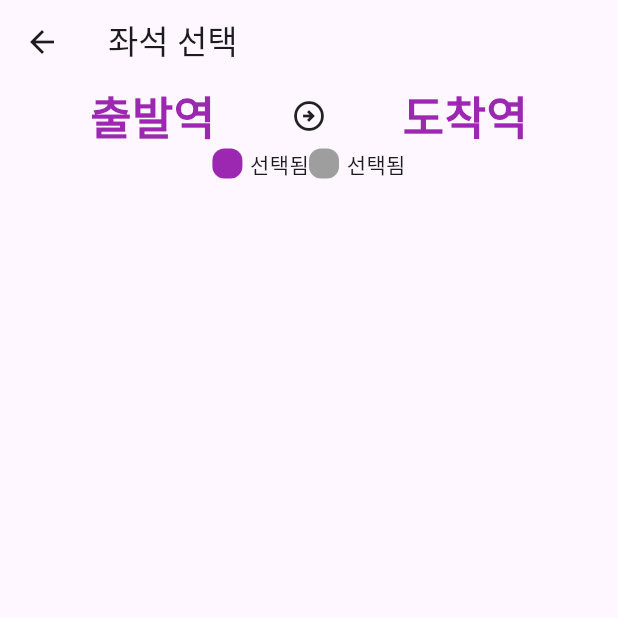
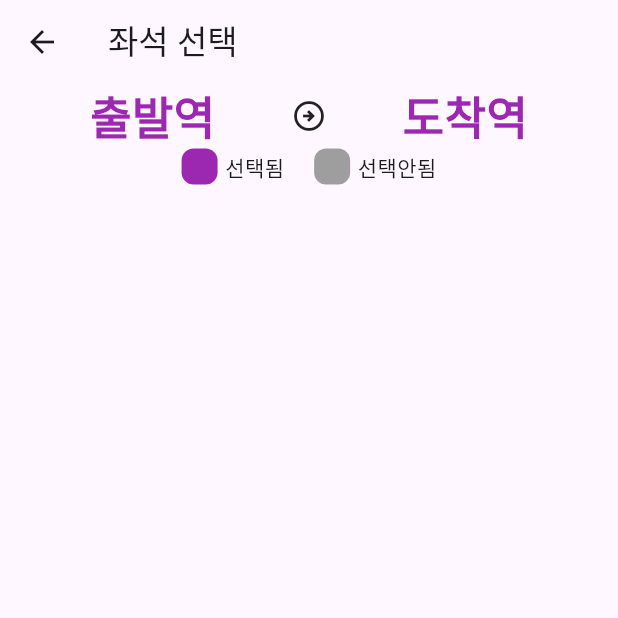
Before and after one commit to duddms72003/flutter_train_app, a Flutter app: the SeatPage screen opened directly, on a phone screen of 412 x 824 dp, the top half of it. Run offline on Flutter 3.47's test engine with Material 3 defaults, Android fonts, the phone set to English and light mode, and no system bars.

Commit message:
add _textChoosen widget

```diff
--- a/lib/pages/widgets/seat_page.dart
+++ b/lib/pages/widgets/seat_page.dart
@@ -38,30 +38,9 @@ class SeatPage extends StatelessWidget {
             Row(
               mainAxisAlignment: MainAxisAlignment.center,
               children: [
-                Container(
-                  width: 20,
-                  height: 20,
-                  decoration: BoxDecoration(
-                    borderRadius: BorderRadius.circular(8),
-                    color: Colors.purple,
-                  ),
-                ),
-                SizedBox(
-                  width: 5,
-                ),
-                Text('선택됨'),
-                Container(
-                  width: 20,
-                  height: 20,
-                  decoration: BoxDecoration(
-                    borderRadius: BorderRadius.circular(8),
-                    color: Colors.grey,
-                  ),
-                ),
-                SizedBox(
-                  width: 5,
-                ),
-                Text('선택됨'),
+                _textChoosen(Colors.purple, '선택됨'),
+                SizedBox(width: 20),
+                _textChoosen(Colors.grey, '선택안됨'),
               ],
             ),
           ],
@@ -70,3 +49,20 @@ class SeatPage extends StatelessWidget {
     );
   }
 }
+
+Widget _textChoosen(Color color, String label) {
+  return Row(
+    children: [
+      Container(
+        width: 24,
+        height: 24,
+        decoration: BoxDecoration(
+          borderRadius: BorderRadius.circular(8),
+          color: color,
+        ),
+      ),
+      SizedBox(width: 5),
+      Text(label),
+    ],
+  );
+}
```
